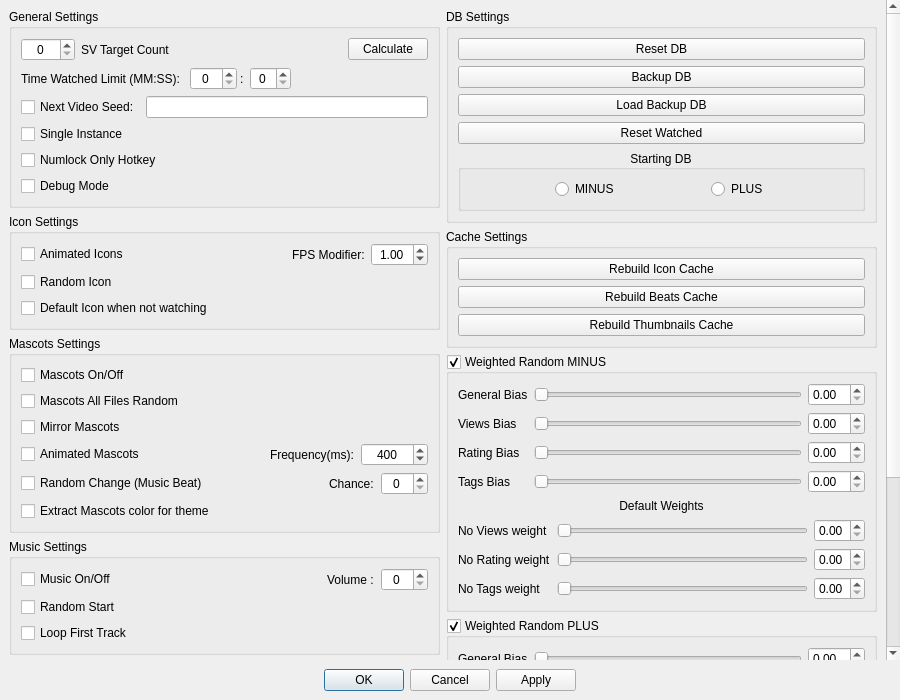
First picture: the form in MediaManager/src/QtClasses/UI/Form Files/SettingsDialog.ui, repository PaunescuAndrei/MediaManager, before the edit.
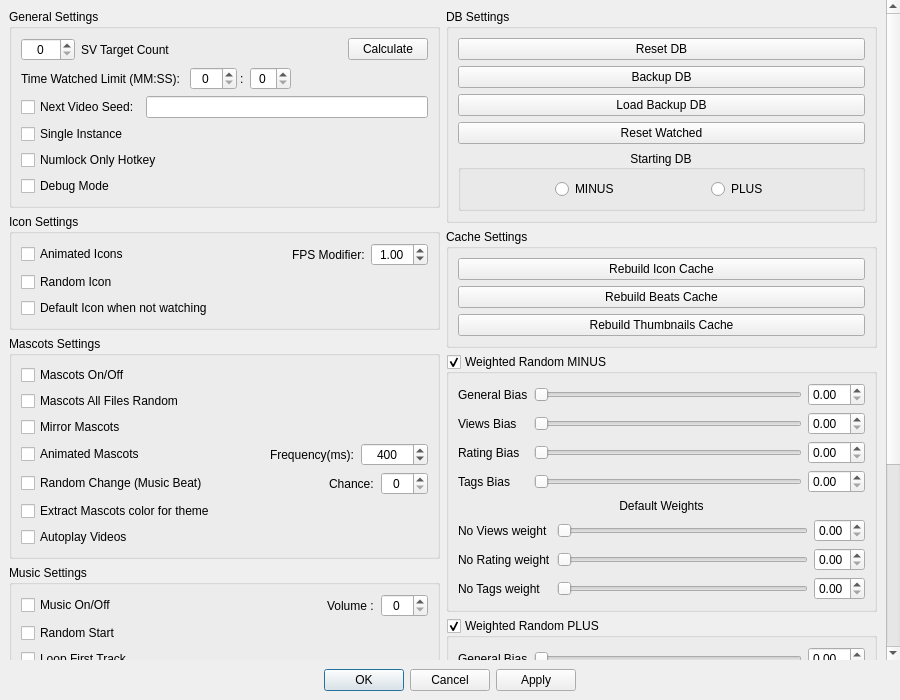
Second picture: the form after the edit. Custom widgets are drawn as their Qt base class.

Commit message: added autoplay setting

```diff
--- a/MediaManager/src/QtClasses/UI/Form Files/SettingsDialog.ui
+++ b/MediaManager/src/QtClasses/UI/Form Files/SettingsDialog.ui
@@ -543,6 +543,13 @@
               </property>
              </widget>
             </item>
+            <item>
+             <widget class="QCheckBox" name="videoAutoplay">
+              <property name="text">
+               <string>Autoplay Videos</string>
+              </property>
+             </widget>
+            </item>
            </layout>
           </widget>
          </item>
```
The commit also changes 4 other files.
